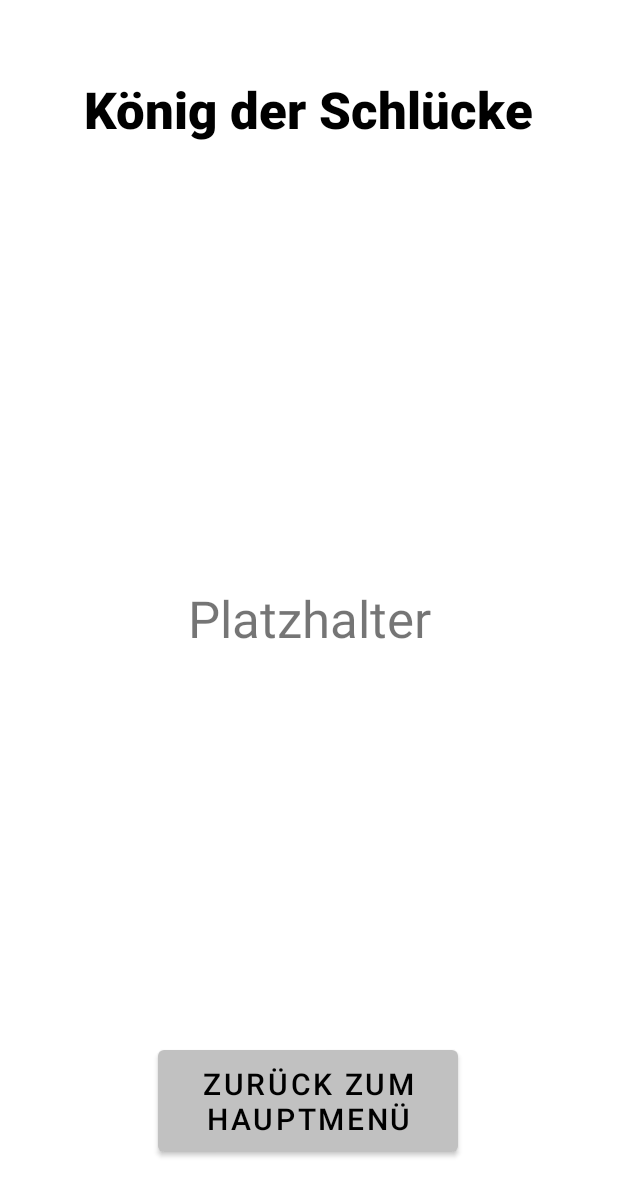
After one commit to dragonaf3/koenig-der-schluecke, an Android app: the Statistik screen opened directly, with no data from a screen before it, on a phone screen of 412 x 824 dp. The commit adds this screen. Shown: the top 1196 px of the screen. Run offline under Robolectric (Android 15) with nearby library versions, the phone set to English and light mode, and no system bars.

Commit message:
Statistik Seite hinzugefügt

```diff
--- a/app/src/main/AndroidManifest.xml
+++ b/app/src/main/AndroidManifest.xml
@@ -34,6 +34,11 @@
             android:name=".SpielBeitreten"
             android:exported="false">
         </activity>
+
+        <activity
+            android:name=".Statistik"
+            android:exported="false">
+        </activity>
     </application>
 
 </manifest>
--- a/app/src/main/java/com/example/koenigderschluecke/MainActivity.java
+++ b/app/src/main/java/com/example/koenigderschluecke/MainActivity.java
@@ -8,6 +8,7 @@
 import android.os.Bundle;
 import android.view.View;
 import android.widget.Button;
+import android.widget.ImageButton;
 
 public class MainActivity extends AppCompatActivity {
 
@@ -18,6 +19,7 @@
 
         // Finde den "Spiel beitreten"-Button in deinem Layout
         Button spielBeitretenButton = findViewById(R.id.buttonSpielBeitreten);
+        ImageButton statistikButton = findViewById(R.id.buttonStatistik);
         Button beendenButton = findViewById(R.id.buttonBeenden);
 
         // Füge einen OnClickListener hinzu, um auf Klicks auf den Button zu reagieren
@@ -25,6 +27,13 @@
             @Override
             public void onClick(View v) {
                 onSpielBeitretenButtonClick(v);
+            }
+        });
+
+        statistikButton.setOnClickListener(new View.OnClickListener() {
+            @Override
+            public void onClick(View v) {
+                onStatistikButtonClick(v);
             }
         });
 
@@ -45,6 +54,11 @@
         startActivity(intent);
     }
 
+    private void onStatistikButtonClick(View view) {
+        Intent intent = new Intent(this, Statistik.class);
+        startActivity(intent);
+    }
+
     public void onBeenden(View view) {
         finish();
 
--- /dev/null
+++ b/app/src/main/java/com/example/koenigderschluecke/Statistik.java
@@ -0,0 +1,31 @@
+package com.example.koenigderschluecke;
+
+import android.content.Intent;
+import android.os.Bundle;
+import android.view.View;
+import android.widget.Button;
+
+import androidx.appcompat.app.AppCompatActivity;
+
+public class Statistik extends AppCompatActivity {
+
+    @Override
+    protected void onCreate(Bundle savedInstanceState) {
+        super.onCreate(savedInstanceState);
+        setContentView(R.layout.statistik);
+
+        Button zurueckZumHauptmenueButton = findViewById(R.id.buttonZurueckZumHauptmenueStatistikSeite);
+
+        zurueckZumHauptmenueButton.setOnClickListener(new View.OnClickListener() {
+            @Override
+            public void onClick(View v) {
+                onZurueckZumHauptmenue(v);
+            }
+        });
+    }
+
+    private void onZurueckZumHauptmenue(View view) {
+        Intent intent = new Intent(this, MainActivity.class);
+        startActivity(intent);
+    }
+}
--- /dev/null
+++ b/app/src/main/res/layout/statistik.xml
@@ -0,0 +1,57 @@
+<?xml version="1.0" encoding="utf-8"?>
+<androidx.constraintlayout.widget.ConstraintLayout xmlns:android="http://schemas.android.com/apk/res/android"
+    xmlns:app="http://schemas.android.com/apk/res-auto"
+    xmlns:tools="http://schemas.android.com/tools"
+    android:id="@+id/statistik"
+    android:layout_width="match_parent"
+    android:layout_height="match_parent">
+
+    <TextView
+        android:id="@+id/statistikUeberschrift"
+        android:layout_width="320dp"
+        android:layout_height="wrap_content"
+        android:layout_marginStart="45dp"
+        android:layout_marginTop="50dp"
+        android:layout_marginEnd="45dp"
+        android:contentDescription="@string/ueberschrift_koenig_der_schluecke"
+        android:fontFamily="sans-serif-black"
+        android:text="@string/koenig_der_schluecke"
+        android:textAlignment="center"
+
+        android:textColor="@color/black"
+        android:textSize="34sp"
+        app:layout_constraintEnd_toEndOf="parent"
+
+        app:layout_constraintHorizontal_bias="0.0"
+        app:layout_constraintStart_toStartOf="parent"
+        app:layout_constraintTop_toTopOf="parent" />
+
+    <Button
+        android:id="@+id/buttonZurueckZumHauptmenueStatistikSeite"
+        android:layout_width="200dp"
+        android:layout_height="80dp"
+        android:layout_marginTop="285dp"
+        android:layout_marginBottom="50dp"
+        android:contentDescription="@string/zurueck_zum_hauptmen"
+        android:text="@string/zurueck_zum_hauptmenue"
+        android:textColor="@color/black"
+        android:textSize="20sp"
+        app:backgroundTint="@color/grau_button_hintergrund"
+        app:layout_constraintBottom_toBottomOf="parent"
+        app:layout_constraintEnd_toEndOf="parent"
+        app:layout_constraintHorizontal_bias="0.497"
+        app:layout_constraintStart_toStartOf="parent"
+        app:layout_constraintTop_toBottomOf="@+id/platzhalter"
+        app:layout_constraintVertical_bias="1.0" />
+
+    <TextView
+        android:id="@+id/platzhalter"
+        android:layout_width="wrap_content"
+        android:layout_height="wrap_content"
+        android:text="Platzhalter"
+        android:textSize="34sp"
+        app:layout_constraintBottom_toBottomOf="parent"
+        app:layout_constraintEnd_toEndOf="parent"
+        app:layout_constraintStart_toStartOf="parent"
+        app:layout_constraintTop_toTopOf="parent" />
+</androidx.constraintlayout.widget.ConstraintLayout>
```
